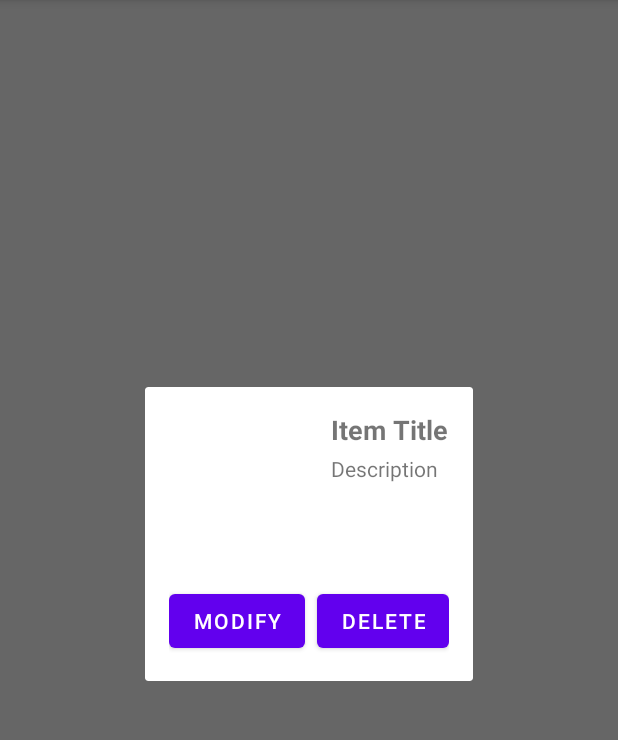
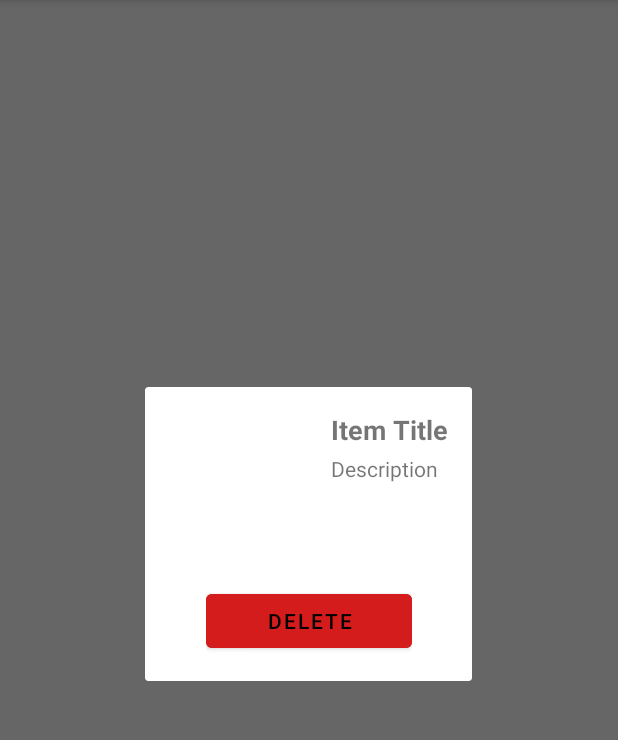
Before and after one commit to DePoli97/mobile-wearables, an Android app: the fragment ItemDetails shown on its own in the app's theme, on a phone screen of 412 x 824 dp, the part 84-824 px from its top. Run offline under Robolectric (Android 15) with nearby library versions, the phone set to English and light mode, and no system bars.

Commit message:
removed modify button and change delete button color to red

```diff
--- a/app/src/main/java/com/example/inventorymapper/ui/home/ItemDetails.java
+++ b/app/src/main/java/com/example/inventorymapper/ui/home/ItemDetails.java
@@ -33,7 +33,6 @@ public class ItemDetails extends DialogFragment {
         itemImage = root.findViewById(R.id.item_image);
         itemName = root.findViewById(R.id.item_title_TextView);
         itemDescription = root.findViewById(R.id.item_description_TextView);
-        modifyButton = root.findViewById(R.id.item_modify_button);
         deleteButton = root.findViewById(R.id.item_delete_button);
 
         ItemViewModel itemViewModel = new ViewModelProvider(requireActivity()).get(ItemViewModel.class);
--- a/app/src/main/res/layout/item_details.xml
+++ b/app/src/main/res/layout/item_details.xml
@@ -51,18 +51,22 @@
         app:layout_constraintStart_toStartOf="parent"
         app:layout_constraintEnd_toEndOf="parent">
 
-        <Button
-            android:id="@+id/item_modify_button"
-            android:layout_width="wrap_content"
-            android:layout_height="wrap_content"
-            android:text="Modify"
-            android:layout_marginEnd="8dp" />
+<!--        <Button-->
+<!--            android:id="@+id/item_modify_button"-->
+<!--            android:layout_width="wrap_content"-->
+<!--            android:layout_height="wrap_content"-->
+<!--            android:text="Modify"-->
+<!--            android:visibility="invisible"-->
+<!--            android:layout_marginEnd="8dp" />-->
 
         <Button
             android:id="@+id/item_delete_button"
-            android:layout_width="wrap_content"
+            android:layout_width="137dp"
             android:layout_height="wrap_content"
-            android:text="Delete" />
+            android:backgroundTint="#D51C1C"
+            android:text="Delete"
+            android:textColor="@color/black"
+            app:iconTint="#F20707" />
     </LinearLayout>
 
 </androidx.constraintlayout.widget.ConstraintLayout>
```
